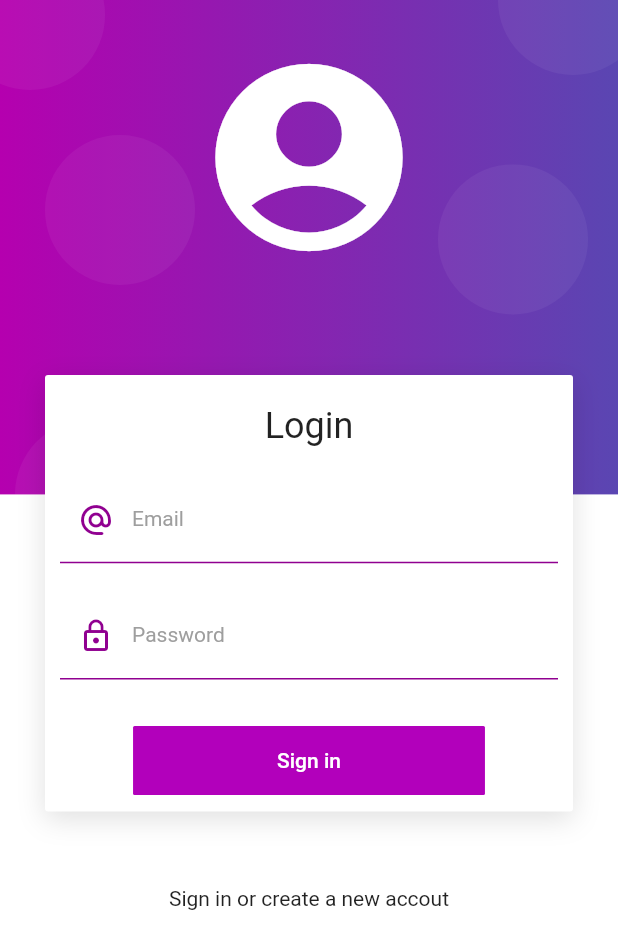
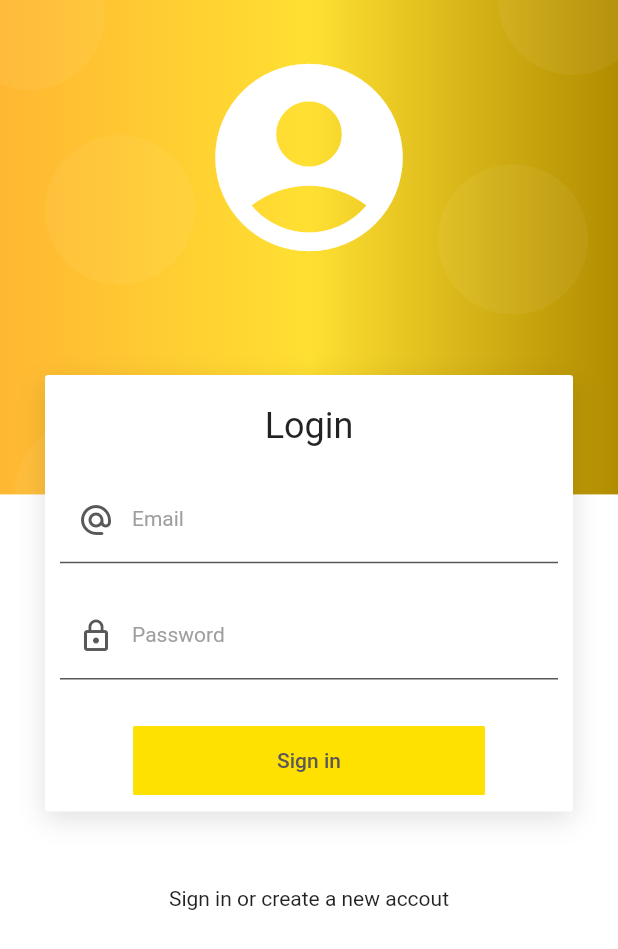
Before and after one commit to Arkord/products, a Flutter app: the LoginScreen screen opened by its route, on a phone screen of 412 x 824 dp. Shown: the top 949 px of the screen. Run offline on Flutter 3.47's test engine with Material 2 defaults, Android fonts, the phone set to English and light mode, and no system bars; network calls fail.

Commit message:
Product form

```diff
--- a/lib/main.dart
+++ b/lib/main.dart
@@ -1,5 +1,7 @@
 import 'package:flutter/material.dart';
 import 'package:productos_app/screens/screens.dart';
+
+import 'screens/product_screen.dart';
 
 void main() => runApp(MyApp());
 
@@ -13,6 +15,7 @@ class MyApp extends StatelessWidget {
       routes: {
         'login': ( _ ) => LoginScreen(),
         'home' : ( _ ) => HomeScreen(),
+        'product' : ( _ ) => ProductScreen()
       },
       theme:
         ThemeData.light().copyWith(
--- a/lib/screens/login_screen.dart
+++ b/lib/screens/login_screen.dart
@@ -110,14 +110,14 @@ class _LoginForm extends StatelessWidget {
               shape: RoundedRectangleBorder(borderRadius: BorderRadius.circular(1)),
               disabledColor: Colors.grey,
               elevation: 0,
-              color: Color(0xFFB200BB),
+              color: Color(0xFFFFFEE100),
               child: Container(
                 padding: EdgeInsets.symmetric( horizontal: 80, vertical: 15),
                 child: Text(
                   loginForm.isLoading
                     ? 'Wait'
                     : 'Sign in',
-                  style: TextStyle( color: Colors.white ),
+                  style: TextStyle( color: Color(0xFF595758) ),
                 )
               ),
               onPressed: loginForm.isLoading ? null : () async {
--- a/lib/ui/input_decorations.dart
+++ b/lib/ui/input_decorations.dart
@@ -11,12 +11,12 @@ class InputDecorations {
     return InputDecoration(
         enabledBorder: UnderlineInputBorder(
           borderSide: BorderSide(
-            color: Color(0xFF900090)
+            color: Color(0xFFFF595758),
           ),
         ),
         focusedBorder: UnderlineInputBorder(
           borderSide: BorderSide(
-            color: Color(0xFF900090),
+            color: Color(0xFFFF595758),
             width: 1
           )
         ),
@@ -27,7 +27,7 @@ class InputDecorations {
           fontSize: 14
         ),
         prefixIcon: prefixIcon != null
-          ? Icon( prefixIcon, color: Color(0xFF900090) )
+          ? Icon( prefixIcon, color: Color(0xFFFF595758))
           : null
       );
   }
--- a/lib/widgets/auth_background.dart
+++ b/lib/widgets/auth_background.dart
@@ -71,8 +71,9 @@ class _PurpleBox extends StatelessWidget {
   BoxDecoration _purpleBackground() => BoxDecoration(
     gradient: LinearGradient(
       colors: [
-        Color(0xFFB500AF),
-        Color.fromRGBO(90, 70, 178, 1)
+        Color(0xFFFFB732),
+        Color.fromARGB(255, 255, 224, 50),
+        Color(0xFFB28C00)
       ]
     )
   );
--- a/lib/widgets/product_card.dart
+++ b/lib/widgets/product_card.dart
@@ -49,8 +49,10 @@ class _PriceTag extends StatelessWidget {
     return Container(
       alignment: Alignment.center,
       padding: EdgeInsets.symmetric(vertical: 2, horizontal: 4),
-      child: Text('\$20,070.00', style: TextStyle(color: Color(0xFF595758), fontSize: 20, fontWeight: FontWeight.bold),),
-      width: 120,
+      child: FittedBox(
+        child: Text('\$50,070.00', style: TextStyle(color: Color(0xFF595758), fontSize: 20, fontWeight: FontWeight.bold),)
+      ),
+      width: 100,
       height: 40,
       decoration: BoxDecoration(
         color: Color(0xFFFFFEE100)
```
Also changed, not shown: lib/screens/home_screen.dart (+5 -2 lines), lib/screens/product_screen.dart (added, +116 -0 lines), lib/widgets/product_image.dart (added, +35 -0 lines).
